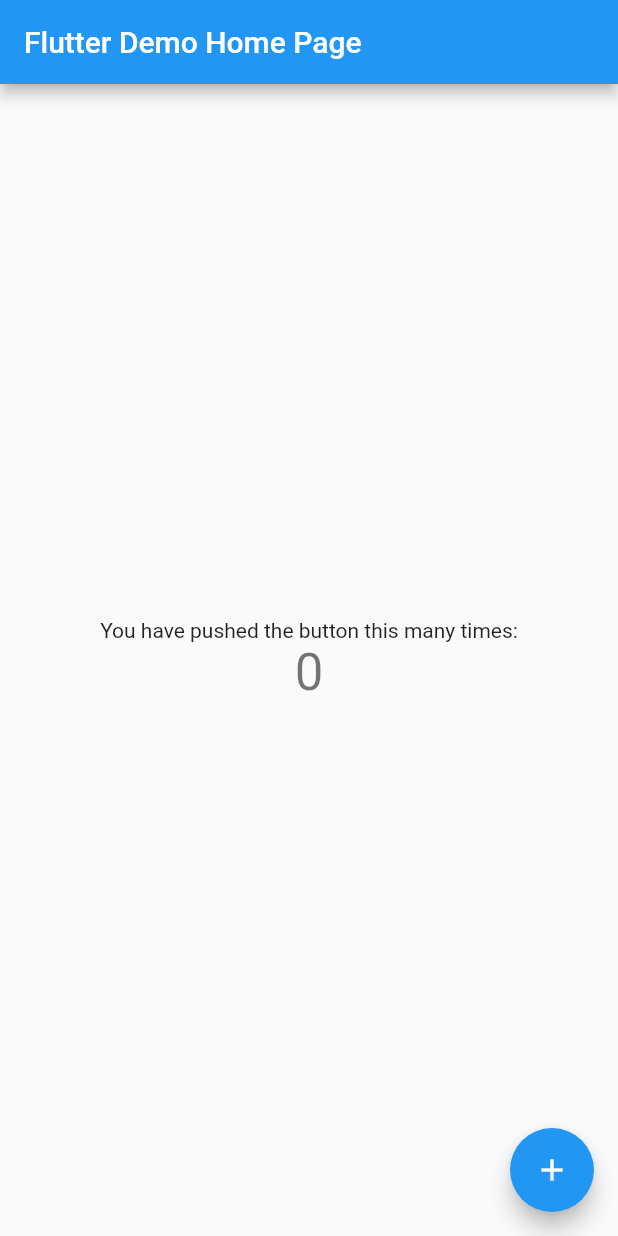
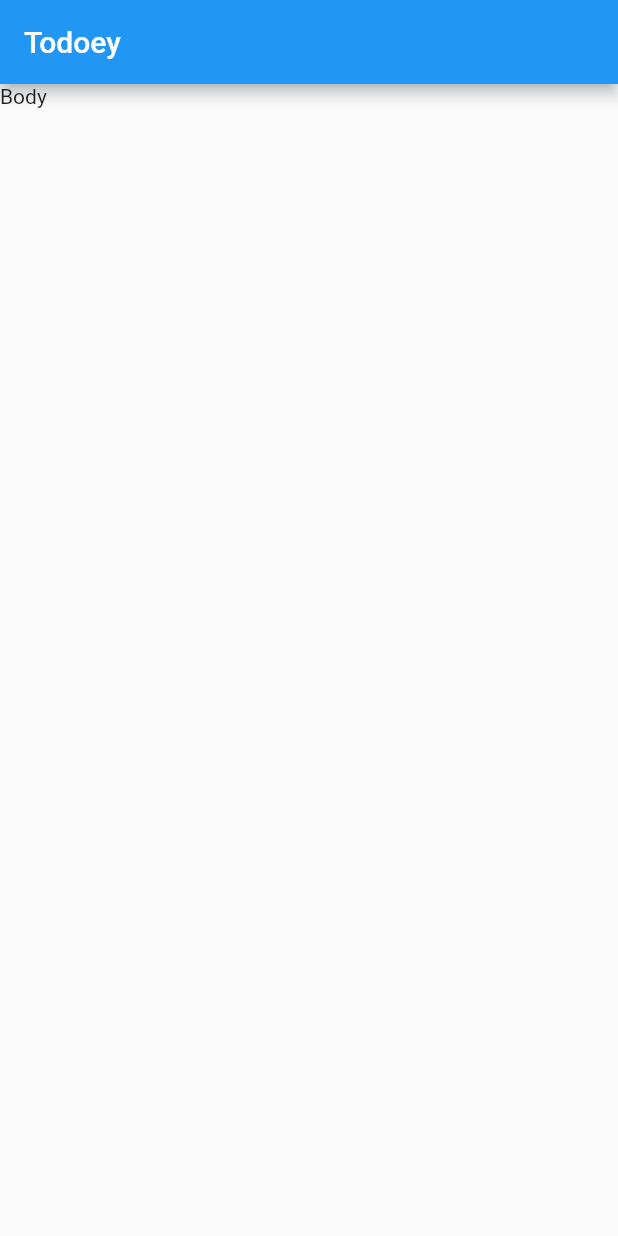
Before and after one commit to tomoya55/flutter-bootcamp, a Flutter app: the screen it shows after launch, on a phone screen of 412 x 824 dp. Run offline on Flutter 3.47's test engine with Material 2 defaults, Android fonts, the phone set to English and light mode, and no system bars; our stand-ins replace animated_text_kit, cloud_firestore, firebase_auth, flutter_spinkit, font_awesome_flutter, geolocator and 2 more; accounts and stored records are empty.

Commit message:
Blank app

```diff
--- a/projects/todoey_flutter/lib/main.dart
+++ b/projects/todoey_flutter/lib/main.dart
@@ -1,117 +1,20 @@
 import 'package:flutter/material.dart';
 
 void main() {
-  runApp(MyApp());
+  runApp(Todoey());
 }
 
-class MyApp extends StatelessWidget {
-  // This widget is the root of your application.
+class Todoey extends StatelessWidget {
   @override
   Widget build(BuildContext context) {
     return MaterialApp(
-      title: 'Flutter Demo',
-      theme: ThemeData(
-        // This is the theme of your application.
-        //
-        // Try running your application with "flutter run". You'll see the
-        // application has a blue toolbar. Then, without quitting the app, try
-        // changing the primarySwatch below to Colors.green and then invoke
-        // "hot reload" (press "r" in the console where you ran "flutter run",
-        // or simply save your changes to "hot reload" in a Flutter IDE).
-        // Notice that the counter didn't reset back to zero; the application
-        // is not restarted.
-        primarySwatch: Colors.blue,
-        // This makes the visual density adapt to the platform that you run
-        // the app on. For desktop platforms, the controls will be smaller and
-        // closer together (more dense) than on mobile platforms.
-        visualDensity: VisualDensity.adaptivePlatformDensity,
-      ),
-      home: MyHomePage(title: 'Flutter Demo Home Page'),
+      home: Scaffold(
+          appBar: AppBar(
+            title: Text('Todoey'),
+          ),
+          body: Container(
+            child: Text('Body'),
+          )),
     );
   }
 }
-
-class MyHomePage extends StatefulWidget {
-  MyHomePage({Key key, this.title}) : super(key: key);
-
-  // This widget is the home page of your application. It is stateful, meaning
-  // that it has a State object (defined below) that contains fields that affect
-  // how it looks.
-
-  // This class is the configuration for the state. It holds the values (in this
-  // case the title) provided by the parent (in this case the App widget) and
-  // used by the build method of the State. Fields in a Widget subclass are
-  // always marked "final".
-
-  final String title;
-
-  @override
-  _MyHomePageState createState() => _MyHomePageState();
-}
-
-class _MyHomePageState extends State<MyHomePage> {
-  int _counter = 0;
-
-  void _incrementCounter() {
-    setState(() {
-      // This call to setState tells the Flutter framework that something has
-      // changed in this State, which causes it to rerun the build method below
-      // so that the display can reflect the updated values. If we changed
-      // _counter without calling setState(), then the build method would not be
-      // called again, and so nothing would appear to happen.
-      _counter++;
-    });
-  }
-
-  @override
-  Widget build(BuildContext context) {
-    // This method is rerun every time setState is called, for instance as done
-    // by the _incrementCounter method above.
-    //
-    // The Flutter framework has been optimized to make rerunning build methods
-    // fast, so that you can just rebuild anything that needs updating rather
-    // than having to individually change instances of widgets.
-    return Scaffold(
-      appBar: AppBar(
-        // Here we take the value from the MyHomePage object that was created by
-        // the App.build method, and use it to set our appbar title.
-        title: Text(widget.title),
-      ),
-      body: Center(
-        // Center is a layout widget. It takes a single child and positions it
-        // in the middle of the parent.
-        child: Column(
-          // Column is also a layout widget. It takes a list of children and
-          // arranges them vertically. By default, it sizes itself to fit its
-          // children horizontally, and tries to be as tall as its parent.
-          //
-          // Invoke "debug painting" (press "p" in the console, choose the
-          // "Toggle Debug Paint" action from the Flutter Inspector in Android
-          // Studio, or the "Toggle Debug Paint" command in Visual Studio Code)
-          // to see the wireframe for each widget.
-          //
-          // Column has various properties to control how it sizes itself and
-          // how it positions its children. Here we use mainAxisAlignment to
-          // center the children vertically; the main axis here is the vertical
-          // axis because Columns are vertical (the cross axis would be
-          // horizontal).
-          mainAxisAlignment: MainAxisAlignment.center,
-          children: <Widget>[
-            Text(
-              'You have pushed the button this many times:',
-            ),
-            Text(
-              '$_counter',
-              style: Theme.of(context).textTheme.headline4,
-            ),
-          ],
-        ),
-      ),
-      floatingActionButton: FloatingActionButton(
-        onPressed: _incrementCounter,
-        tooltip: 'Increment',
-        child: Icon(Icons.add),
-      ), // This trailing comma makes auto-formatting nicer for build methods.
-    );
-  }
-}
```
Also changed, not shown: 1 other file.
